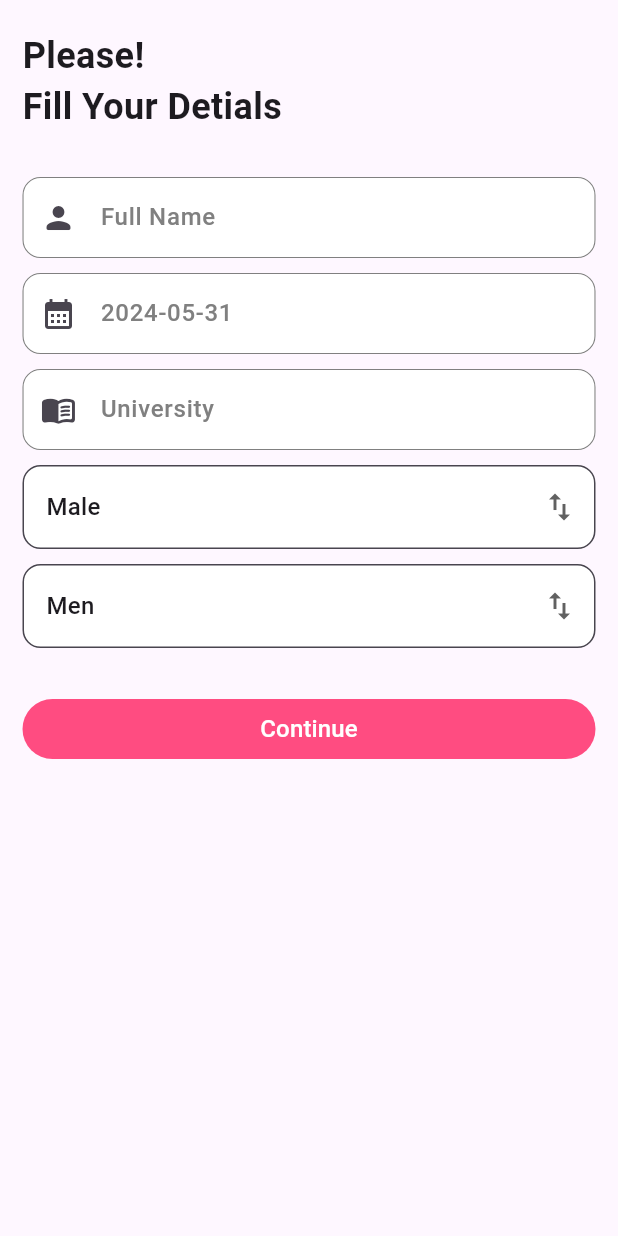
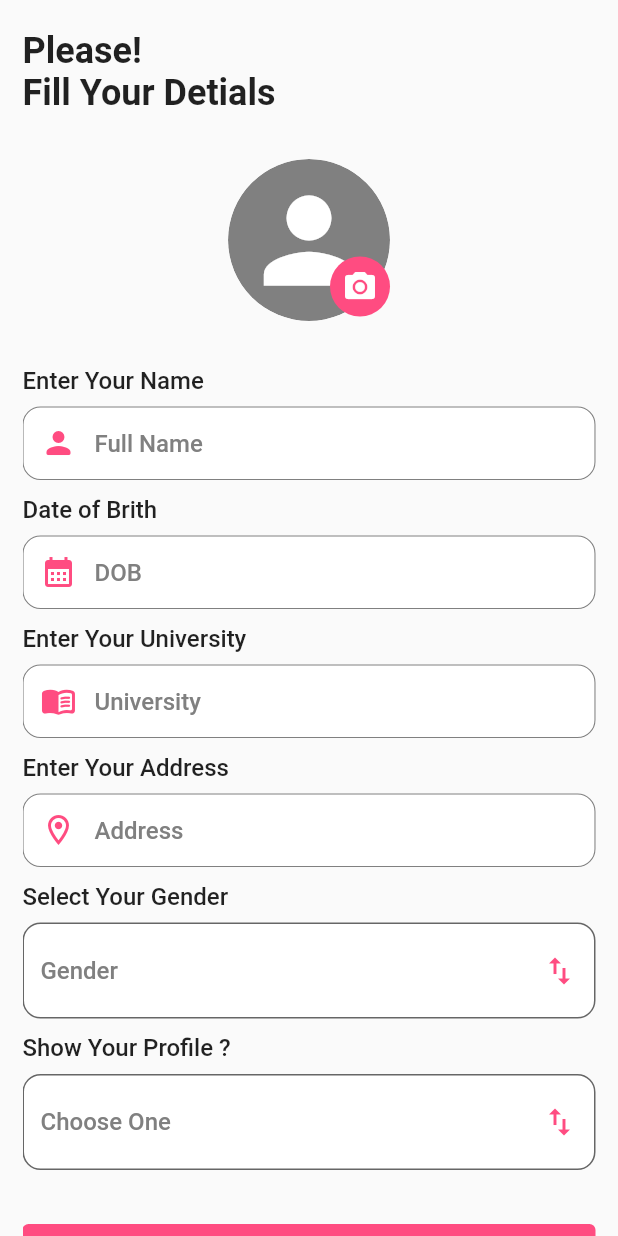
Before and after one commit to batesar007/DatingApp, a Flutter app: the UserDetialScreen screen opened directly, on a phone screen of 412 x 824 dp. Run offline on Flutter 3.47's test engine with Material 3 defaults, Android fonts, the phone set to English and light mode, and no system bars; our stand-ins replace cloud_firestore, firebase_auth, firebase_core, gap, google_fonts, image_picker and 3 more; accounts and stored records are empty; Roboto replaces fonts that are missing (Ubuntu).

```diff
--- /dev/null
+++ b/devtools_options.yaml
@@ -0,0 +1,3 @@
+description: This file stores settings for Dart & Flutter DevTools.
+documentation: https://docs.flutter.dev/tools/devtools/extensions#configure-extension-enablement-states
+extensions:
--- a/lib/Models/UserModel.dart
+++ b/lib/Models/UserModel.dart
@@ -8,13 +8,14 @@ class Usermodel {
       this.qualification,
       this.img,
       this.uid});
-  Usermodel.fromuser(Map<String, dynamic> json, this.uid)
+  Usermodel.fromuser(Map<String, dynamic> json)
       : username = json["username"] ?? "",
         gmail = json["gmail"] ?? "",
         dob = json["dob"] ?? "",
         gender = json["gender"] ?? "",
         img = json["img"] ?? "",
-        qualification = json["qualification"] ?? "";
+        qualification = json["qualification"] ?? "",
+        uid = json["uid"] ?? "";
   Map<String, dynamic> tojson() {
     return {
       "username": username,
@@ -22,7 +23,8 @@ class Usermodel {
       "gender": gender,
       "gmail": gmail,
       "img": img,
-      "qualification": qualification
+      "qualification": qualification,
+      "uid": uid,
     };
   }
 
--- /dev/null
+++ b/lib/resources/components/DropDown/DropDownField.dart
@@ -0,0 +1,81 @@
+import 'package:dating_app/resources/constant/colorsheet.dart';
+import 'package:dating_app/resources/constant/stylesheet.dart';
+import 'package:flutter/material.dart';
+import 'package:gap/gap.dart';
+
+class Dropdownfield_premray extends StatefulWidget {
+  List<String> items = [];
+  Function(String?) onChanged;
+  String? title;
+  String hint;
+  TextEditingController? controller;
+
+  Dropdownfield_premray(
+      {super.key,
+      required this.onChanged,
+      required this.items,
+      this.title,
+      required this.hint,
+      this.controller});
+
+  @override
+  State<Dropdownfield_premray> createState() => _Dropdownfield_premrayState();
+}
+
+class _Dropdownfield_premrayState extends State<Dropdownfield_premray> {
+  final font = AppTextTheme();
+
+  final appclr = Appcolor();
+
+  String? listindex;
+
+  @override
+  Widget build(BuildContext context) {
+    return Column(
+      crossAxisAlignment: CrossAxisAlignment.start,
+      children: [
+        widget.title == null
+            ? SizedBox()
+            : Text(
+                widget.title!,
+                style: font.fs16Medium(),
+              ),
+        Gap(8),
+        DropdownButtonFormField(
+          // dropdownColor: AppColor.yellow,
+          //   focusColor: AppColor.yellow,
+          icon: Icon(
+            Icons.swap_vert,
+            color: appclr.Premiery,
+          ),
+          hint: Text(
+            widget.hint,
+            style: font.fs16Medium().copyWith(color: appclr.grey),
+          ),
+          decoration: InputDecoration(
+              fillColor: appclr.White,
+              filled: true,
+              focusedBorder: OutlineInputBorder(
+                  borderRadius: BorderRadius.circular(12),
+                  borderSide: BorderSide(color: appclr.grey)),
+              border: OutlineInputBorder(
+                  borderRadius: BorderRadius.circular(12),
+                  borderSide: BorderSide(color: appclr.grey))),
+          isDense: true,
+          isExpanded: true,
+          itemHeight: 50,
+          value: listindex,
+          items: widget.items
+              .map(
+                (e) => DropdownMenuItem(
+                  child: Text(e),
+                  value: e,
+                ),
+              )
+              .toList(),
+          onChanged: widget.onChanged,
+        ),
+      ],
+    );
+  }
+}
--- a/lib/resources/components/TextFormField/PremieryTxtField.dart
+++ b/lib/resources/components/TextFormField/PremieryTxtField.dart
@@ -1,16 +1,17 @@
 import 'package:dating_app/resources/constant/colorsheet.dart';
 import 'package:dating_app/resources/constant/stylesheet.dart';
 import 'package:flutter/material.dart';
+import 'package:gap/gap.dart';
 
 class Premierytxtfield extends StatefulWidget {
   String hint_txt;
+  String? title;
   IconData? suffixicon, prefix;
   Function? suffix_onpressed, onpressed, prefix_onpressed;
   bool obscuretxt;
   bool readOnly;
   Function(String?)? validator;
   Function(String)? onChanged;
-
   TextEditingController? controller;
   Premierytxtfield(
       {super.key,
@@ -22,7 +23,9 @@ class Premierytxtfield extends StatefulWidget {
       this.readOnly = false,
       this.validator,
       this.controller,
-      this.onChanged,this.prefix_onpressed,
+      this.onChanged,
+      this.prefix_onpressed,
+      this.title,
       this.prefix});
 
   @override
@@ -35,19 +38,35 @@ class _common_txtfieldState extends State<Premierytxtfield> {
   final appclr = Appcolor();
   @override
   Widget build(BuildContext context) {
-    return TextFormField(
+    return Column(
+      crossAxisAlignment: CrossAxisAlignment.start,
+      children: [
+        widget.title == null
+            ? SizedBox()
+            : Text(
+                widget.title!,
+                style: font.fs16Medium(),
+              ),
+        Gap(8),
+        TextFormField(
           onChanged: (v) => setState(() {
             widget.onChanged != null ? widget.onChanged!(v.toString()) : null;
           }),
           readOnly: widget.readOnly,
           onTap: widget.onpressed != null ? () => widget.onpressed!() : null,
           controller: widget.controller,
-      validator:
-          widget.validator == null ? null : (value) => widget.validator!(value),
+          validator: widget.validator == null
+              ? null
+              : (value) => widget.validator!(value),
           obscureText: widget.obscuretxt,
           decoration: InputDecoration(
             contentPadding: EdgeInsets.all(15),
-        prefixIcon: widget.prefix == null ? null : Icon(widget.prefix),
+            prefixIcon: widget.prefix == null
+                ? null
+                : Icon(
+                    widget.prefix,
+                    color: appclr.Premiery,
+                  ),
             suffixIcon: IconButton(
                 onPressed: widget.suffix_onpressed != null
                     ? () => widget.suffix_onpressed!()
@@ -64,6 +83,8 @@ class _common_txtfieldState extends State<Premierytxtfield> {
                 borderRadius: BorderRadius.circular(12),
                 borderSide: BorderSide(color: appclr.grey, width: 0.7)),
           ),
+        ),
+      ],
     );
   }
 }
--- a/lib/screens/UserDetialScreen.dart
+++ b/lib/screens/UserDetialScreen.dart
@@ -1,8 +1,14 @@
+import 'dart:io';
+
 import 'package:dating_app/resources/components/Btn/CommonBtn.dart';
+import 'package:dating_app/resources/components/DropDown/DropDownField.dart';
+import 'package:dating_app/resources/components/ImgPicker/PremieryImgPicker.dart';
 import 'package:dating_app/resources/components/TextFormField/PremieryTxtField.dart';
+import 'package:dating_app/resources/constant/AppService.dart';
 import 'package:dating_app/resources/constant/ImgPath.dart';
 import 'package:dating_app/resources/constant/colorsheet.dart';
 import 'package:dating_app/resources/constant/stylesheet.dart';
+import 'package:dating_app/screens/LocationScreen.dart';
 import 'package:flutter/material.dart';
 import 'package:gap/gap.dart';
 
@@ -18,20 +24,26 @@ class UserDetialScreen extends StatefulWidget {
 
 class _UserDetialScreenState extends State<UserDetialScreen> {
   final appimg = Appimg();
-
   final font = AppTextTheme();
-
   final appclr = Appcolor();
   DateTime selectedDate = DateTime.now();
-  var listindex = listGender[0];
-  var showindex = listshow[0];
-
+  String? listindex;
+  String? showindex;
+  File? imageFile;
+  String image = "";
+  final TextEditingController _dobcontroller = TextEditingController();
+  final TextEditingController _namecontroller = TextEditingController();
+  final TextEditingController _universitycontroller = TextEditingController();
+  final TextEditingController _addresscontroller = TextEditingController();
+  // final TextEditingController _gendercontroller = TextEditingController();
+  // final TextEditingController _showprofilecontroller = TextEditingController();
   @override
   Widget build(BuildContext context) {
     return Scaffold(
       body: SafeArea(
           child: Padding(
         padding: const EdgeInsets.symmetric(horizontal: 15),
+        child: SingleChildScrollView(
           child: Column(
             crossAxisAlignment: CrossAxisAlignment.start,
             children: [
@@ -41,86 +53,140 @@ class _UserDetialScreenState extends State<UserDetialScreen> {
                 style: font.fs24SemiBold(),
               ),
               Gap(30),
+              Center(
+                child: Stack(
+                  children: [
+                    ClipRRect(
+                        borderRadius: BorderRadius.circular(60),
+                        child: imageFile == null
+                            ? (image.isEmpty
+                                ? Container(
+                                    padding: EdgeInsets.all(9),
+                                    decoration: BoxDecoration(
+                                        color: appclr.grey,
+                                        shape: BoxShape.circle),
+                                    child: Icon(
+                                      Icons.person,
+                                      color: appclr.White,
+                                      size: 90,
+                                    ))
+                                : Image.network(
+                                    image,
+                                    height: 120,
+                                    width: 120,
+                                    fit: BoxFit.cover,
+                                  ))
+                            : Image.file(
+                                File(imageFile!.path),
+                                height: 120,
+                                width: 120,
+                                fit: BoxFit.cover,
+                              )),
+                    Positioned(
+                      bottom: 3,
+                      right: 0,
+                      child: GestureDetector(
+                        onTap: () {
+                          showModalBottomSheet(
+                              context: context,
+                              builder: (context) =>
+                                  imagePickerbottomsheet(context, (v) {
+                                    if (v.path.isNotEmpty) {
+                                      setState(() {
+                                        imageFile = v;
+                                      });
+                                    } else {
+                                      null;
+                                    }
+                                  }, () {
+                                    App_service(context).popTo();
+                                    setState(() {
+                                      imageFile = null;
+                                    });
+                                  }));
+                        },
+                        child: Container(
+                          padding: EdgeInsets.all(8),
+                          decoration: BoxDecoration(
+                              color: appclr.Premiery, shape: BoxShape.circle),
+                          child: Icon(
+                            Icons.camera_alt,
+                            color: appclr.White,
+                          ),
+                        ),
+                      ),
+                    ),
+                  ],
+                ),
+              ),
+              Gap(30),
               Premierytxtfield(
+                controller: _namecontroller,
+                title: "Enter Your Name",
                 hint_txt: "Full Name",
                 prefix: Icons.person_rounded,
               ),
               Gap(10),
               Premierytxtfield(
+                controller: _dobcontroller,
+                title: "Date of Brith",
                 onpressed: () {
                   selectDatepicker(context);
                 },
-              hint_txt: "${selectedDate.toLocal()}".split(' ')[0],
+                hint_txt: "DOB",
                 prefix: Icons.calendar_month,
                 readOnly: true,
               ),
               Gap(10),
               Premierytxtfield(
+                controller: _universitycontroller,
+                title: "Enter Your University",
                 hint_txt: "University",
                 prefix: Icons.menu_book_rounded,
               ),
               Gap(10),
-            DropdownButtonFormField(
-                // dropdownColor: AppColor.yellow,
-                //   focusColor: AppColor.yellow,
-                icon: Icon(Icons.swap_vert),
-                hint: Text("Enter Your Gender"),
-                decoration: InputDecoration(
-                    fillColor: appclr.White,
-                    filled: true,
-                    focusedBorder: OutlineInputBorder(
-                        borderRadius: BorderRadius.circular(12),
-                        borderSide: BorderSide(color: appclr.grey)),
-                    border: OutlineInputBorder(
-                        borderRadius: BorderRadius.circular(12),
-                        borderSide: BorderSide(color: appclr.grey))),
-                isDense: true,
-                isExpanded: true,
-                itemHeight: 50,
-                value: listindex,
-                items: listGender
-                    .map((e) => DropdownMenuItem(value: e, child: Text(e)))
-                    .toList(),
-                onChanged: (u) {
+              Premierytxtfield(
+                controller: _addresscontroller,
+                title: "Enter Your Address",
+                hint_txt: "Address",
+                prefix: Icons.location_on_outlined,
+              ),
+              Gap(10),
+              Dropdownfield_premray(
+                hint: "Gender",
+                title: "Select Your Gender",
+                items: listGender,
+                onChanged: (p0) {
                   setState(() {
-                    listindex = u!;
+                    showindex = p0!;
                   });
-                }),
+                },
+              ),
               Gap(10),
-            DropdownButtonFormField(
-                // dropdownColor: AppColor.yellow,
-                //   focusColor: AppColor.yellow,
-                icon: Icon(Icons.swap_vert),
-                hint: Text("Show Me"),
-                decoration: InputDecoration(
-                    fillColor: appclr.White,
-                    filled: true,
-                    focusedBorder: OutlineInputBorder(
-                        borderRadius: BorderRadius.circular(12),
-                        borderSide: BorderSide(color: appclr.grey)),
-                    border: OutlineInputBorder(
-                        borderRadius: BorderRadius.circular(12),
-                        borderSide: BorderSide(color: appclr.grey))),
-                isDense: true,
-                isExpanded: true,
-                itemHeight: 50,
-                value: showindex,
-                items: listshow
-                    .map((e) => DropdownMenuItem(value: e, child: Text(e)))
-                    .toList(),
-                onChanged: (u) {
+              Dropdownfield_premray(
+                hint: "Choose One",
+                title: "Show Your Profile ?",
+                items: listshow,
+                onChanged: (p0) {
                   setState(() {
-                    showindex = u!;
+                    listindex = p0!;
                   });
-                }),
+                },
+              ),
               Gap(30),
               Row(
                 children: [
                   CommonBtn(
-                    btn_name: "Continue", isexpanded: true, onPressed: () {}),
+                      btn_name: "Continue",
+                      isexpanded: true,
+                      onPressed: () {
+                        App_service(context).pushTo(LocationScreen());
+                      }),
                 ],
-            )
+              ),
+              Gap(20),
             ],
+          ),
         ),
       )),
     );
@@ -134,6 +200,7 @@ class _UserDetialScreenState extends State<UserDetialScreen> {
         lastDate: DateTime(2101));
     if (picked != null && picked != selectedDate) {
       setState(() {
+        _dobcontroller.text = "${selectedDate.toLocal()}".split(' ')[0];
         selectedDate = picked;
       });
     }
--- a/pubspec.yaml
+++ b/pubspec.yaml
@@ -44,6 +44,7 @@ dependencies:
   gap: ^3.0.1
   intl_phone_field: ^3.2.0
   pinput: ^4.0.0
+  image_picker: ^1.1.1
 dev_dependencies:
   flutter_test:
     sdk: flutter
```
Also changed, not shown: lib/Api/ApiData.dart (added, +12 -0 lines), lib/Classes/DataManager.dart (added, +8 -0 lines), lib/Function/AuthFunction.dart (+39 -39 lines), lib/main.dart (+10 -0 lines), lib/resources/components/ImgPicker/PremieryImgPicker.dart (added, +90 -0 lines), lib/screens/BottomBar.dart/BottomBarScreen.dart (added, +63 -0 lines), lib/screens/BottomScreens/ChatScreen.dart (added, +15 -0 lines), lib/screens/BottomScreens/NearestScreen.dart (added, +15 -0 lines), lib/screens/BottomScreens/NotificationScreen.dart (added, +15 -0 lines), lib/screens/BottomScreens/ProfileScreen.dart (added, +15 -0 lines), lib/screens/LocationScreen.dart (added, +81 -0 lines), pubspec.lock, 5 other files. Lines whose indentation alone changed are shown as unchanged.
